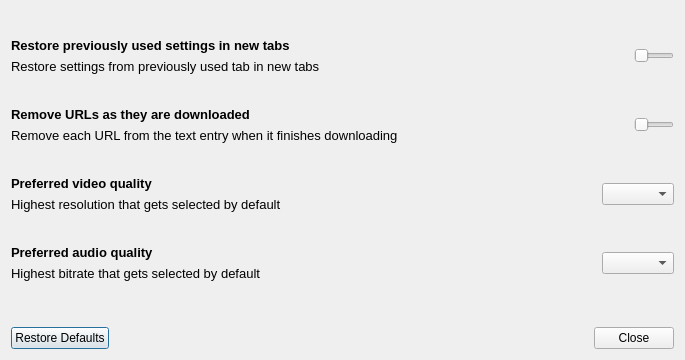
markop404/media-downloader, file src/designer/preferences_dialog.ui: the form before one commit.
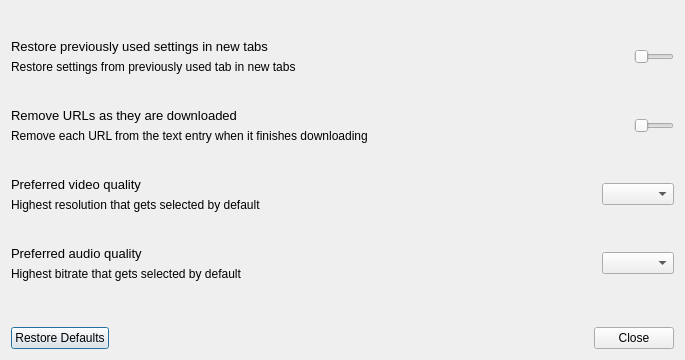
The form after the commit. Custom widgets are drawn as their Qt base class.

What changed in the file:
```diff
--- a/src/designer/preferences_dialog.ui
+++ b/src/designer/preferences_dialog.ui
@@ -51,7 +51,7 @@
          <property name="font">
           <font>
            <pointsize>10</pointsize>
-           <bold>true</bold>
+           <fontweight>DemiBold</fontweight>
           </font>
          </property>
          <property name="text">
@@ -69,7 +69,6 @@
         <widget class="QLabel" name="restoreSettingsDescriptionLabel">
          <property name="font">
           <font>
-           <pointsize>10</pointsize>
            <fontweight>ExtraLight</fontweight>
           </font>
          </property>
@@ -148,7 +147,7 @@
          <property name="font">
           <font>
            <pointsize>10</pointsize>
-           <bold>true</bold>
+           <fontweight>DemiBold</fontweight>
           </font>
          </property>
          <property name="text">
@@ -166,7 +165,6 @@
         <widget class="QLabel" name="removeURLsDescriptionLabel">
          <property name="font">
           <font>
-           <pointsize>10</pointsize>
            <fontweight>ExtraLight</fontweight>
           </font>
          </property>
@@ -245,7 +243,7 @@
          <property name="font">
           <font>
            <pointsize>10</pointsize>
-           <bold>true</bold>
+           <fontweight>DemiBold</fontweight>
           </font>
          </property>
          <property name="text">
@@ -263,7 +261,6 @@
         <widget class="QLabel" name="preferredResolutionDescriptionLabel">
          <property name="font">
           <font>
-           <pointsize>10</pointsize>
            <fontweight>ExtraLight</fontweight>
           </font>
          </property>
@@ -327,7 +324,7 @@
          <property name="font">
           <font>
            <pointsize>10</pointsize>
-           <bold>true</bold>
+           <fontweight>DemiBold</fontweight>
           </font>
          </property>
          <property name="text">
@@ -345,7 +342,6 @@
         <widget class="QLabel" name="preferredBitrateSettingDescriptionLabel">
          <property name="font">
           <font>
-           <pointsize>10</pointsize>
            <fontweight>ExtraLight</fontweight>
           </font>
          </property>
```
